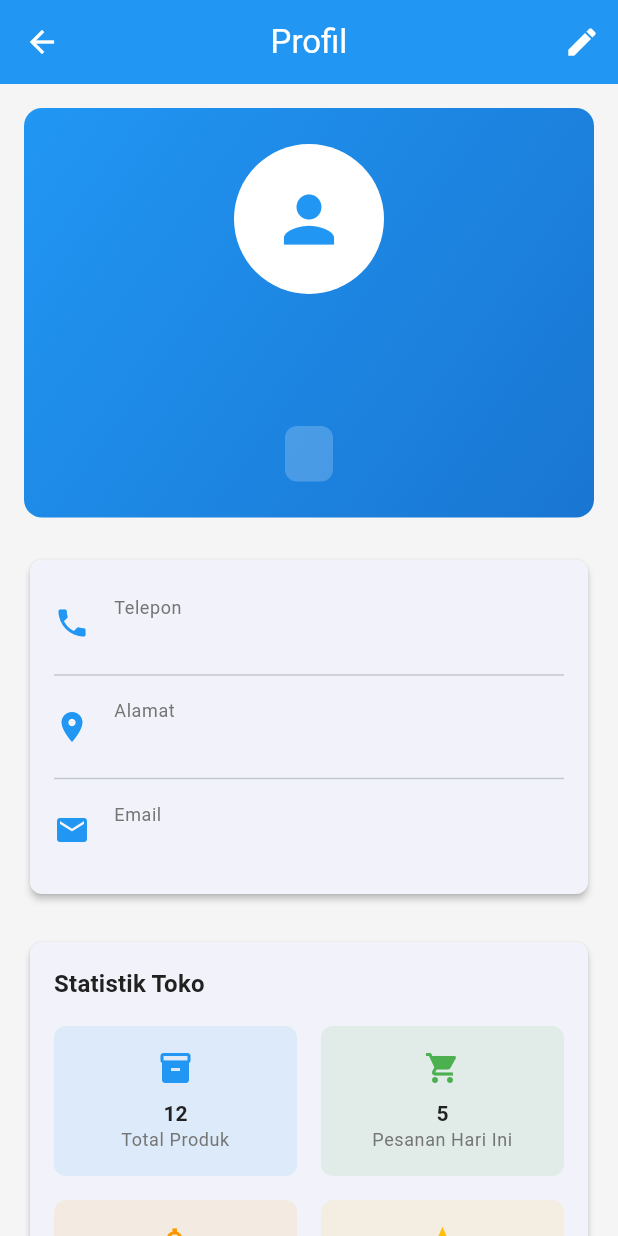
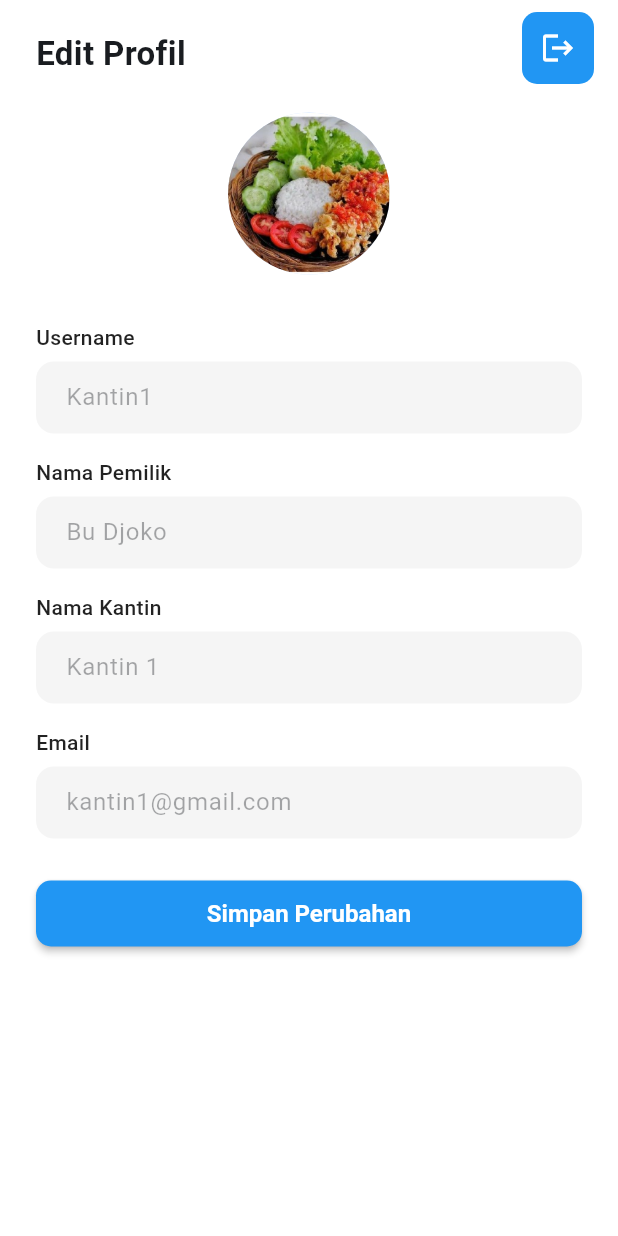
Before and after one commit to Vckynando12/adminkurirFrontend, a Flutter app: the SellerProfileScreen screen opened directly, on a phone screen of 412 x 824 dp. Run offline on Flutter 3.47's test engine with Material 3 defaults, Android fonts, the phone set to English and light mode, and no system bars; our stand-ins replace fl_chart; accounts and stored records are empty.

Commit message:
update screen profile seller

```diff
--- a/lib/screens/seller/seller_orders_screen.dart
+++ b/lib/screens/seller/seller_orders_screen.dart
@@ -352,7 +352,7 @@ class _SellerOrdersScreenState extends State<SellerOrdersScreen> {
                       ),
                     ),
                   ],
-e                ),
+                ),
               ],
             ),
           ),
--- a/lib/screens/seller/seller_profile_screen.dart
+++ b/lib/screens/seller/seller_profile_screen.dart
@@ -1,337 +1,166 @@
 import 'package:flutter/material.dart';
-import 'package:provider/provider.dart';
-import '../../providers/auth_provider.dart';
 import '../../utils/constants.dart';
-import '../../widgets/custom_button.dart';
 
-class SellerProfileScreen extends StatelessWidget {
+class SellerProfileScreen extends StatefulWidget {
   const SellerProfileScreen({super.key});
 
   @override
+  State<SellerProfileScreen> createState() => _SellerProfileScreenState();
+}
+
+class _SellerProfileScreenState extends State<SellerProfileScreen> {
+  final TextEditingController usernameController = TextEditingController(text: 'Kantin1');
+  final TextEditingController ownerController = TextEditingController(text: 'Bu Djoko');
+  final TextEditingController kantinController = TextEditingController(text: 'Kantin 1');
+  final TextEditingController emailController = TextEditingController(text: 'kantin1@gmail.com');
+
+  @override
   Widget build(BuildContext context) {
-    return Consumer<AuthProvider>(
-      builder: (context, authProvider, child) {
-        final user = authProvider.currentUser;
-        if (user == null) return const SizedBox.shrink();
-
     return Scaffold(
-          backgroundColor: AppColors.background,
-          appBar: AppBar(
-            title: const Text('Profil'),
-            backgroundColor: AppColors.primary,
-            foregroundColor: Colors.white,
-            elevation: 0,
-            actions: [
-              IconButton(
-                icon: const Icon(Icons.edit),
-                onPressed: () {
-                  // Navigate to edit profile
-                },
+      backgroundColor: Colors.white,
+      body: SafeArea(
+        child: Stack(
+          children: [
+            SingleChildScrollView(
+              child: Padding(
+                padding: const EdgeInsets.symmetric(horizontal: 24, vertical: 12),
+                child: Column(
+                  crossAxisAlignment: CrossAxisAlignment.center,
+                  children: [
+                    const SizedBox(height: 8),
+                    // Header: judul rata kiri
+                    Row(
+                      children: const [
+                        Text(
+                          'Edit Profil',
+                          style: TextStyle(fontWeight: FontWeight.bold, fontSize: 22),
                         ),
                       ],
                     ),
-          body: SingleChildScrollView(
-            padding: const EdgeInsets.all(AppSizes.paddingMedium),
-            child: Column(
+                    const SizedBox(height: 24),
+                    // Foto profil bulat di tengah
+                    Center(
+                      child: Stack(
+                        alignment: Alignment.bottomRight,
                         children: [
-                // Profile Header
-                Container(
-                  width: double.infinity,
-                  padding: const EdgeInsets.all(AppSizes.paddingLarge),
-                  decoration: BoxDecoration(
-                    gradient: LinearGradient(
-                      colors: [AppColors.primary, AppColors.secondary],
-                      begin: Alignment.topLeft,
-                      end: Alignment.bottomRight,
+                          CircleAvatar(
+                            radius: 54,
+                            backgroundImage: AssetImage('assets/images/nasi_ayam.jpg'),
                           ),
-                    borderRadius: BorderRadius.circular(AppSizes.radiusLarge),
-                  ),
-                  child: Column(
-                    children: [
-                      // Profile Picture
-                      Container(
-                        width: 100,
-                        height: 100,
-                        decoration: BoxDecoration(
-                          color: Colors.white,
-                          borderRadius: BorderRadius.circular(50),
-                        ),
-                        child: user.profileImage != null
-                            ? ClipRRect(
-                                borderRadius: BorderRadius.circular(50),
-                                child: Image.network(
-                                  user.profileImage!,
-                                  fit: BoxFit.cover,
-                                  errorBuilder: (context, error, stackTrace) {
-                                    return Icon(
-                                      Icons.person,
-                                      size: 50,
-                                      color: AppColors.primary,
-                                    );
-                                  },
-                                ),
-                              )
-                            : Icon(
-                                Icons.person,
-                                size: 50,
-                                color: AppColors.primary,
+                        ],
                       ),
                     ),
-                      const SizedBox(height: AppSizes.paddingMedium),
-
-                      // User Info
-                      Text(
-                        user.name,
-                        style: Theme.of(context).textTheme.headlineSmall?.copyWith(
-                          color: Colors.white,
-                          fontWeight: FontWeight.bold,
+                    const SizedBox(height: 32),
+                    // Username
+                    Align(
+                      alignment: Alignment.centerLeft,
+                      child: Text('Username', style: TextStyle(color: Colors.black87, fontWeight: FontWeight.w500)),
+                    ),
+                    const SizedBox(height: 6),
+                    TextField(
+                      controller: usernameController,
+                      enabled: false,
+                      decoration: InputDecoration(
+                        contentPadding: const EdgeInsets.symmetric(horizontal: 16, vertical: 12),
+                        filled: true,
+                        fillColor: Colors.grey[100],
+                        border: OutlineInputBorder(borderRadius: BorderRadius.circular(12), borderSide: BorderSide.none),
                       ),
                     ),
-                      const SizedBox(height: AppSizes.paddingSmall),
-                      Text(
-                        user.email,
-                        style: Theme.of(context).textTheme.bodyLarge?.copyWith(
-                          color: Colors.white70,
+                    const SizedBox(height: 16),
+                    // Nama Pemilik
+                    Align(
+                      alignment: Alignment.centerLeft,
+                      child: Text('Nama Pemilik', style: TextStyle(color: Colors.black87, fontWeight: FontWeight.w500)),
+                    ),
+                    const SizedBox(height: 6),
+                    TextField(
+                      controller: ownerController,
+                      enabled: false,
+                      decoration: InputDecoration(
+                        contentPadding: const EdgeInsets.symmetric(horizontal: 16, vertical: 12),
+                        filled: true,
+                        fillColor: Colors.grey[100],
+                        border: OutlineInputBorder(borderRadius: BorderRadius.circular(12), borderSide: BorderSide.none),
                       ),
                     ),
-                      const SizedBox(height: AppSizes.paddingSmall),
-                      Container(
-                        padding: const EdgeInsets.symmetric(
-                          horizontal: AppSizes.paddingMedium,
-                          vertical: AppSizes.paddingSmall,
+                    const SizedBox(height: 16),
+                    // Nama Kantin
+                    Align(
+                      alignment: Alignment.centerLeft,
+                      child: Text('Nama Kantin', style: TextStyle(color: Colors.black87, fontWeight: FontWeight.w500)),
                     ),
+                    const SizedBox(height: 6),
+                    TextField(
+                      controller: kantinController,
+                      enabled: false,
+                      decoration: InputDecoration(
+                        contentPadding: const EdgeInsets.symmetric(horizontal: 16, vertical: 12),
+                        filled: true,
+                        fillColor: Colors.grey[100],
+                        border: OutlineInputBorder(borderRadius: BorderRadius.circular(12), borderSide: BorderSide.none),
+                      ),
+                    ),
+                    const SizedBox(height: 16),
+                    // Email
+                    Align(
+                      alignment: Alignment.centerLeft,
+                      child: Text('Email', style: TextStyle(color: Colors.black87, fontWeight: FontWeight.w500)),
+                    ),
+                    const SizedBox(height: 6),
+                    TextField(
+                      controller: emailController,
+                      enabled: false,
+                      decoration: InputDecoration(
+                        contentPadding: const EdgeInsets.symmetric(horizontal: 16, vertical: 12),
+                        filled: true,
+                        fillColor: Colors.grey[100],
+                        border: OutlineInputBorder(borderRadius: BorderRadius.circular(12), borderSide: BorderSide.none),
+                      ),
+                    ),
+                    const SizedBox(height: 28),
+                    SizedBox(
+                      width: double.infinity,
+                      height: 44,
+                      child: ElevatedButton(
+                        onPressed: () {
+                          // TODO: Simpan perubahan
+                        },
+                        style: ElevatedButton.styleFrom(
+                          backgroundColor: AppColors.primary,
+                          foregroundColor: Colors.white,
+                          shape: RoundedRectangleBorder(borderRadius: BorderRadius.circular(10)),
+                          textStyle: const TextStyle(fontWeight: FontWeight.bold, fontSize: 16),
+                        ),
+                        child: const Text('Simpan Perubahan'),
+                      ),
+                    ),
+                    const SizedBox(height: 24),
+                  ],
+                ),
+              ),
+            ),
+            // Tombol logout di kanan atas
+            Positioned(
+              top: 0,
+              right: 0,
+              child: Container(
+                margin: const EdgeInsets.only(top: 8, right: 16),
                 decoration: BoxDecoration(
-                          color: Colors.white.withOpacity(0.2),
-                          borderRadius: BorderRadius.circular(AppSizes.radiusMedium),
+                  color: AppColors.primary,
+                  borderRadius: BorderRadius.circular(10),
                 ),
-                        child: Text(
-                          UserRole.getDisplayName(user.role),
-                          style: const TextStyle(
-                            color: Colors.white,
-                            fontWeight: FontWeight.w600,
+                child: IconButton(
+                  icon: const Icon(Icons.logout, color: Colors.white),
+                  onPressed: () {
+                    // TODO: Logout
+                  },
                 ),
               ),
             ),
           ],
         ),
       ),
-                const SizedBox(height: AppSizes.paddingLarge),
-
-                // Profile Details
-                Card(
-                  elevation: 2,
-                  shape: RoundedRectangleBorder(
-                    borderRadius: BorderRadius.circular(AppSizes.radiusMedium),
-                  ),
-                  child: Padding(
-                    padding: const EdgeInsets.all(AppSizes.paddingMedium),
-                    child: Column(
-                      children: [
-                        _buildProfileItem(
-                          context,
-                          icon: Icons.phone,
-                          title: 'Telepon',
-                          value: user.phone,
-                        ),
-                        const Divider(),
-                        _buildProfileItem(
-                          context,
-                          icon: Icons.location_on,
-                          title: 'Alamat',
-                          value: user.address ?? 'Tidak ada alamat',
-                        ),
-                        const Divider(),
-                        _buildProfileItem(
-                          context,
-                          icon: Icons.email,
-                          title: 'Email',
-                          value: user.email,
-                        ),
-                      ],
-                    ),
-                  ),
-                ),
-                const SizedBox(height: AppSizes.paddingLarge),
-
-                // Quick Stats
-                Card(
-                  elevation: 2,
-                  shape: RoundedRectangleBorder(
-                    borderRadius: BorderRadius.circular(AppSizes.radiusMedium),
-                  ),
-                  child: Padding(
-                    padding: const EdgeInsets.all(AppSizes.paddingMedium),
-                    child: Column(
-                      crossAxisAlignment: CrossAxisAlignment.start,
-                      children: [
-                        Text(
-                          'Statistik Toko',
-                          style: Theme.of(context).textTheme.titleMedium?.copyWith(
-                            fontWeight: FontWeight.bold,
-                            color: AppColors.textPrimary,
-                          ),
-                        ),
-                        const SizedBox(height: AppSizes.paddingMedium),
-                        Row(
-                          children: [
-                            Expanded(
-                              child: _buildStatItem(
-                                context,
-                                'Total Produk',
-                                '12',
-                                Icons.inventory,
-                                AppColors.primary,
-                              ),
-                            ),
-                            const SizedBox(width: AppSizes.paddingMedium),
-                            Expanded(
-                              child: _buildStatItem(
-                                context,
-                                'Pesanan Hari Ini',
-                                '5',
-                                Icons.shopping_cart,
-                                AppColors.success,
-                              ),
-                            ),
-                          ],
-                        ),
-                        const SizedBox(height: AppSizes.paddingMedium),
-                        Row(
-                          children: [
-                            Expanded(
-                              child: _buildStatItem(
-                                context,
-                                'Pendapatan Bulan Ini',
-                                'Rp 15.000.000',
-                                Icons.attach_money,
-                                AppColors.accent,
-                              ),
-                            ),
-                            const SizedBox(width: AppSizes.paddingMedium),
-                            Expanded(
-                              child: _buildStatItem(
-                                context,
-                                'Rating',
-                                '4.8',
-                                Icons.star,
-                                AppColors.warning,
-                              ),
-                            ),
-                          ],
-                        ),
-                      ],
-                    ),
-                  ),
-                ),
-                const SizedBox(height: AppSizes.paddingLarge),
-
-                // Actions
-                CustomButton(
-                  onPressed: () {
-                    // Navigate to settings
-                  },
-                  text: 'Pengaturan',
-                  icon: Icons.settings,
-                  backgroundColor: AppColors.textSecondary,
-                ),
-                const SizedBox(height: AppSizes.paddingMedium),
-                CustomButton(
-                  onPressed: () async {
-                    await authProvider.logout();
-                    if (context.mounted) {
-                      Navigator.of(context).pushReplacementNamed('/login');
-                    }
-                  },
-                  text: 'Keluar',
-                  icon: Icons.logout,
-                  backgroundColor: AppColors.error,
-                ),
-              ],
-            ),
-          ),
-        );
-      },
-    );
-  }
-
-  Widget _buildProfileItem(
-    BuildContext context, {
-    required IconData icon,
-    required String title,
-    required String value,
-  }) {
-    return Padding(
-      padding: const EdgeInsets.symmetric(vertical: AppSizes.paddingSmall),
-      child: Row(
-        children: [
-          Icon(
-            icon,
-            color: AppColors.primary,
-            size: 24,
-          ),
-          const SizedBox(width: AppSizes.paddingMedium),
-          Expanded(
-            child: Column(
-              crossAxisAlignment: CrossAxisAlignment.start,
-              children: [
-                Text(
-                  title,
-                  style: Theme.of(context).textTheme.bodySmall?.copyWith(
-                    color: AppColors.textSecondary,
-                  ),
-                ),
-                Text(
-                  value,
-                  style: Theme.of(context).textTheme.bodyMedium?.copyWith(
-                    color: AppColors.textPrimary,
-                    fontWeight: FontWeight.w500,
-                  ),
-                ),
-              ],
-            ),
-          ),
-        ],
-      ),
-    );
-  }
-
-  Widget _buildStatItem(
-    BuildContext context,
-    String title,
-    String value,
-    IconData icon,
-    Color color,
-  ) {
-    return Container(
-      padding: const EdgeInsets.all(AppSizes.paddingMedium),
-      decoration: BoxDecoration(
-        color: color.withOpacity(0.1),
-        borderRadius: BorderRadius.circular(AppSizes.radiusMedium),
-      ),
-      child: Column(
-        children: [
-          Icon(
-            icon,
-            color: color,
-            size: 24,
-          ),
-          const SizedBox(height: AppSizes.paddingSmall),
-          Text(
-            value,
-            style: Theme.of(context).textTheme.titleSmall?.copyWith(
-              fontWeight: FontWeight.bold,
-              color: AppColors.textPrimary,
-            ),
-          ),
-          Text(
-            title,
-            style: Theme.of(context).textTheme.bodySmall?.copyWith(
-              color: AppColors.textSecondary,
-            ),
-            textAlign: TextAlign.center,
-          ),
-        ],
-      ),
     );
   }
 }
```
Lines whose indentation alone changed are shown as unchanged.
